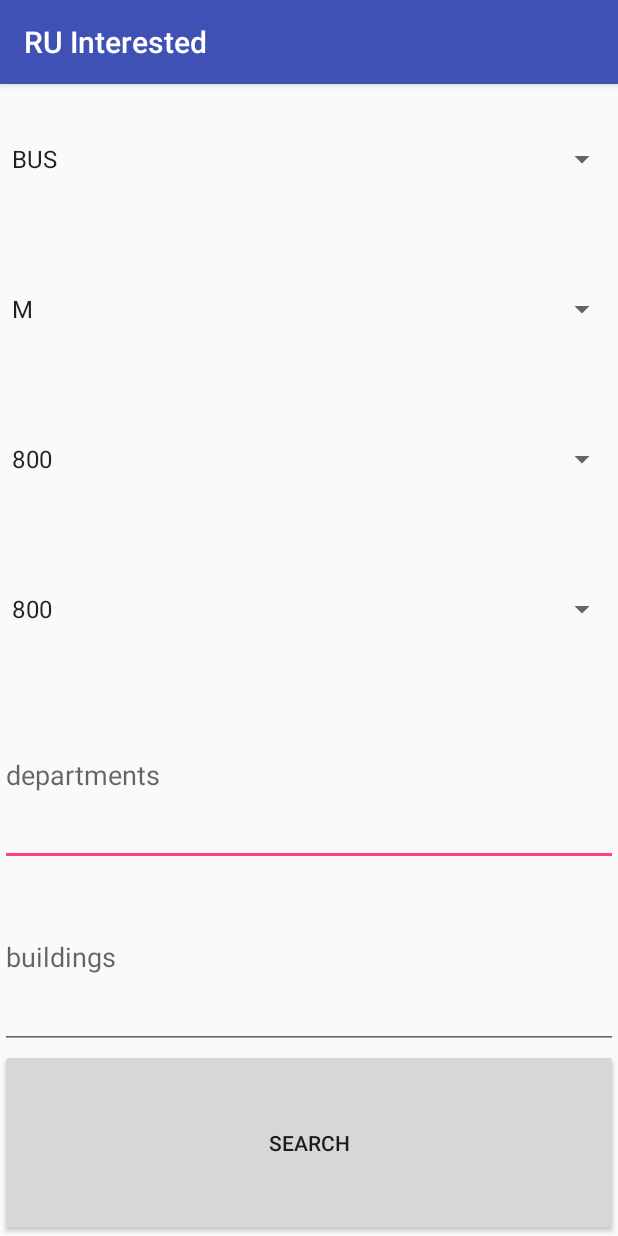
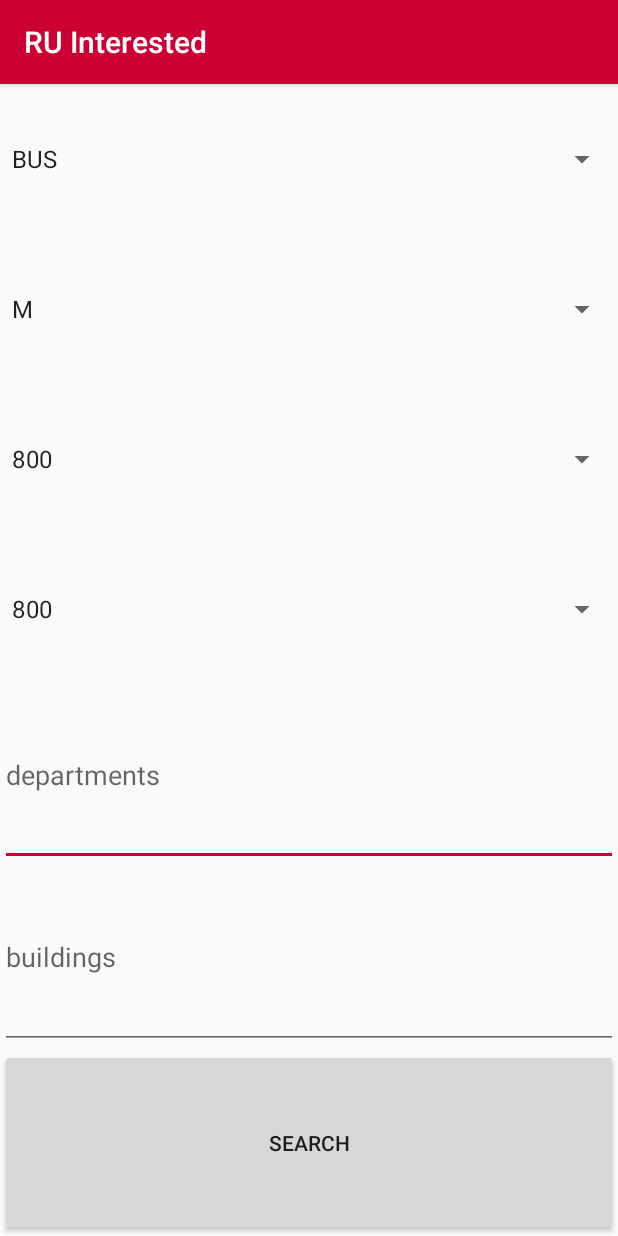
Before and after one commit to rpatel3001/RU-Interested, an Android app: the screen it shows after launch (MainActivity), on a phone screen of 412 x 824 dp. Run offline under Robolectric (Android 15) with nearby library versions, the phone set to English and light mode, and no system bars.

Commit message:
app colors

```diff
--- a/RU-Interested/app/build.gradle
+++ b/RU-Interested/app/build.gradle
@@ -13,8 +13,9 @@ android {
     }
     buildTypes {
         release {
-            minifyEnabled false
-            proguardFiles getDefaultProguardFile('proguard-android.txt'), 'proguard-rules.pro'
+            shrinkResources true
+            minifyEnabled true
+            proguardFiles getDefaultProguardFile('proguard-android-optimize.txt'), 'proguard-rules.pro'
         }
     }
 }
--- a/RU-Interested/app/src/main/res/values/colors.xml
+++ b/RU-Interested/app/src/main/res/values/colors.xml
@@ -1,6 +1,6 @@
 <?xml version="1.0" encoding="utf-8"?>
 <resources>
-    <color name="colorPrimary">#3F51B5</color>
-    <color name="colorPrimaryDark">#303F9F</color>
-    <color name="colorAccent">#FF4081</color>
+    <color name="colorPrimary">#CC0033</color>
+    <color name="colorPrimaryDark">#5F6A72</color>
+    <color name="colorAccent">#CC0033</color>
 </resources>
```
